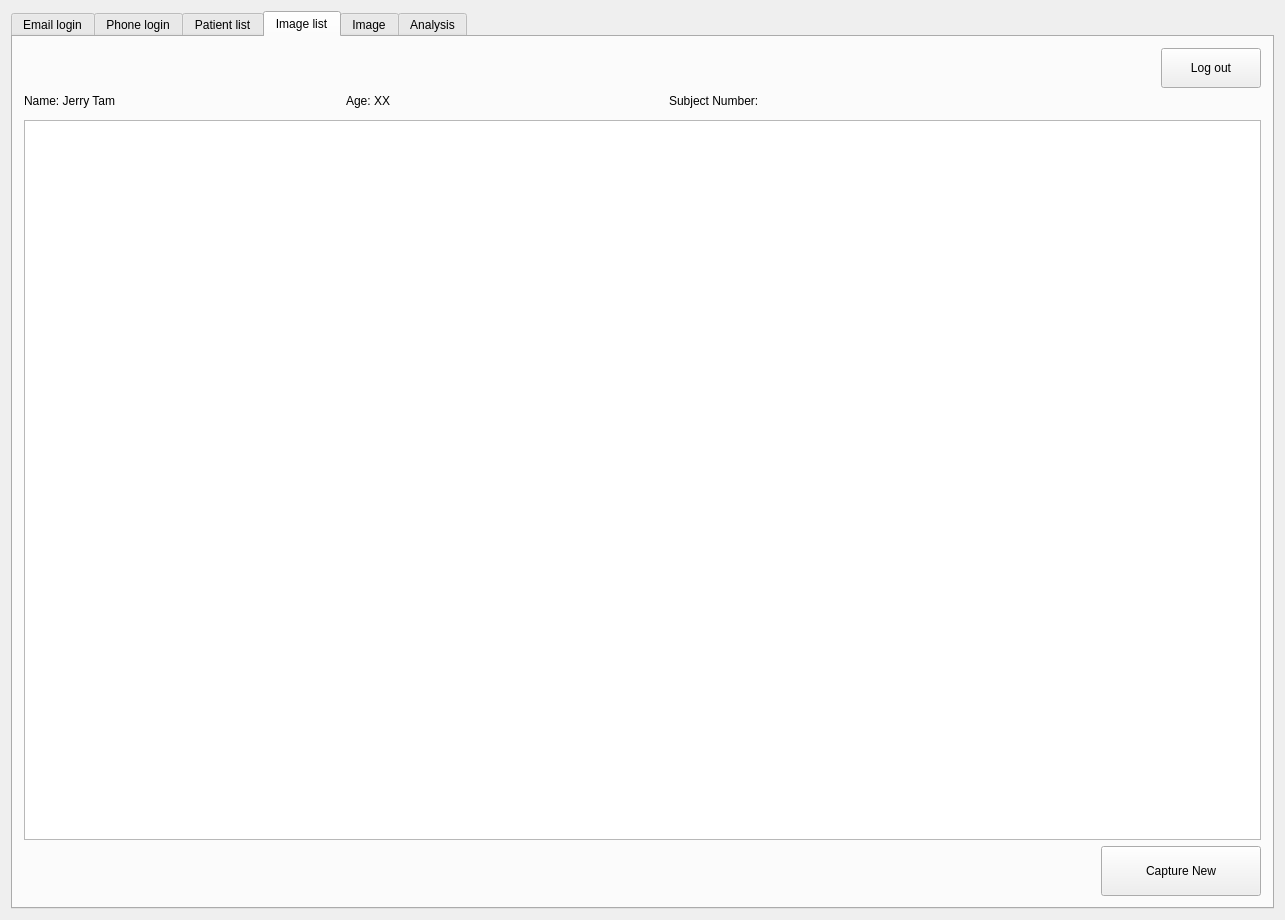
The window that DesktopApp/desktopapp.ui (michaelfong2017/landmark-annotator-desktop) describes before a commit, drawn with Qt 5.
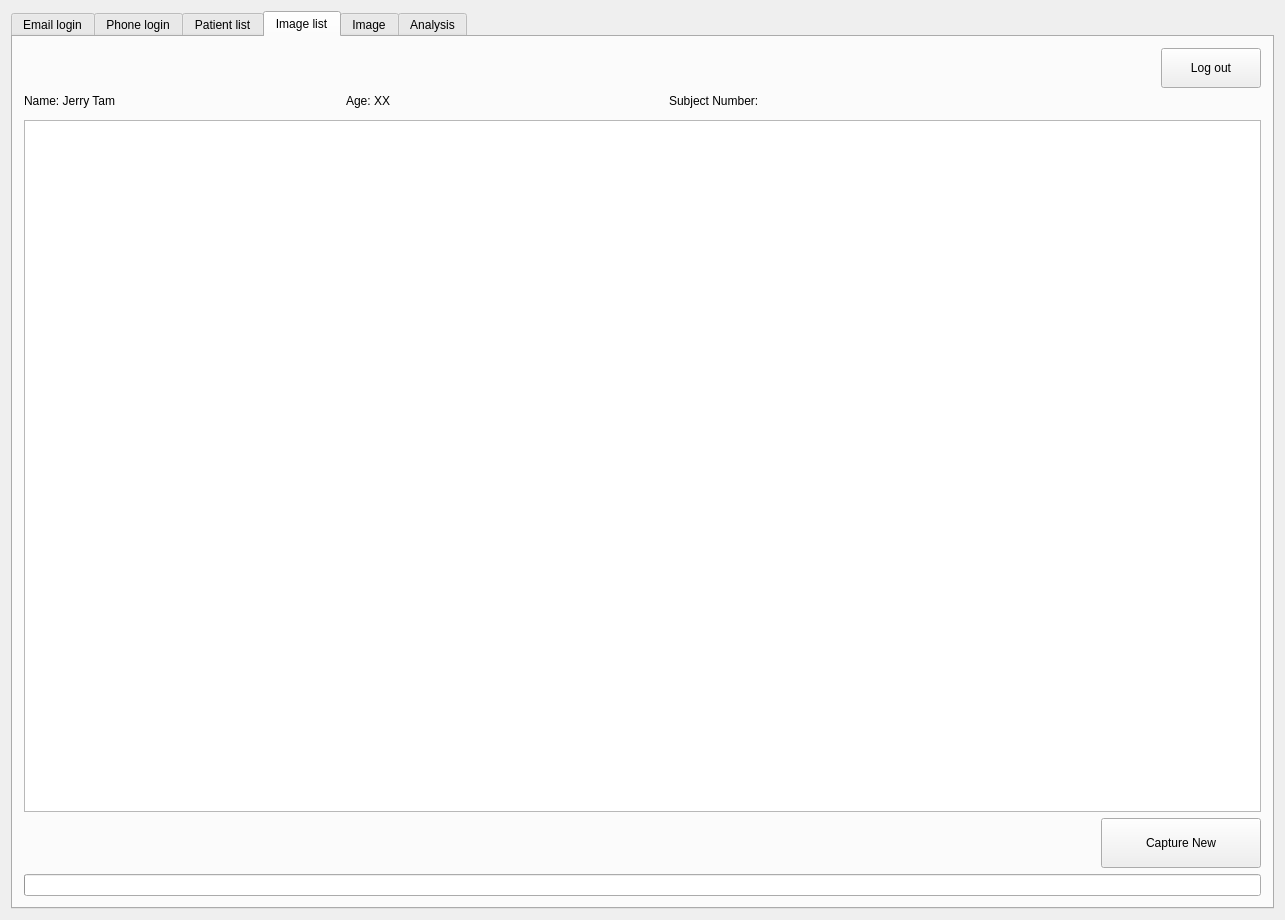
The same window after the commit. The open tabs and pages were chosen to show the change.

Commit message: Progress bar in Patient image list tab, handle success and failure cases.

What changed in the file:
```diff
--- a/DesktopApp/desktopapp.ui
+++ b/DesktopApp/desktopapp.ui
@@ -1454,7 +1454,7 @@
       <attribute name="title">
        <string>Image list</string>
       </attribute>
-      <layout class="QHBoxLayout" name="horizontalLayout_15">
+      <layout class="QVBoxLayout" name="verticalLayout_3">
        <item>
         <layout class="QVBoxLayout" name="verticalLayout_5">
          <item alignment="Qt::AlignRight">
@@ -1603,6 +1603,47 @@
          </item>
         </layout>
        </item>
+       <item>
+        <layout class="QHBoxLayout" name="horizontalLayout_37">
+         <property name="topMargin">
+          <number>0</number>
+         </property>
+         <item>
+          <widget class="QProgressBar" name="progressBar_2">
+           <property name="sizePolicy">
+            <sizepolicy hsizetype="Expanding" vsizetype="Fixed">
+             <horstretch>0</horstretch>
+             <verstretch>0</verstretch>
+            </sizepolicy>
+           </property>
+           <property name="minimumSize">
+            <size>
+             <width>0</width>
+             <height>14</height>
+            </size>
+           </property>
+           <property name="focusPolicy">
+            <enum>Qt::NoFocus</enum>
+           </property>
+           <property name="styleSheet">
+            <string notr="true">font: 16px &quot;MS Shell Dlg 2&quot;;</string>
+           </property>
+           <property name="value">
+            <number>0</number>
+           </property>
+           <property name="alignment">
+            <set>Qt::AlignLeading|Qt::AlignLeft|Qt::AlignVCenter</set>
+           </property>
+           <property name="textVisible">
+            <bool>false</bool>
+           </property>
+           <property name="invertedAppearance">
+            <bool>false</bool>
+           </property>
+          </widget>
+         </item>
+        </layout>
+       </item>
       </layout>
      </widget>
      <widget class="QWidget" name="captureTab">
```
The commit also changes 1 other file.
